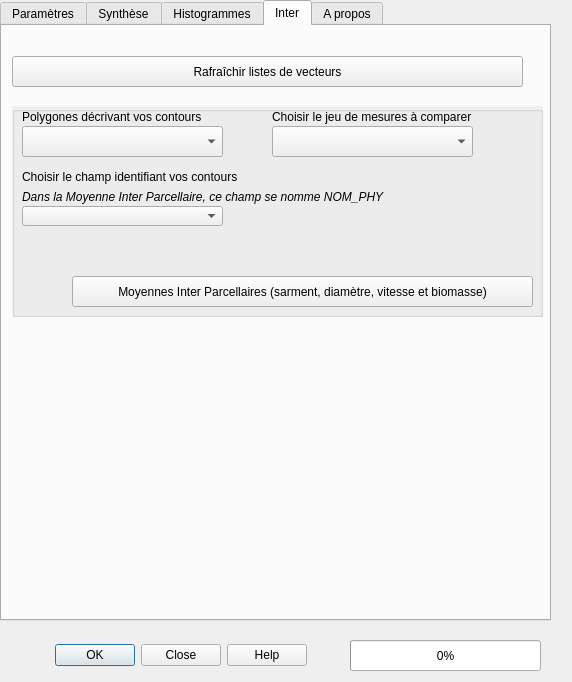
First picture: the form in Physiocap_dialog_base.ui, repository jhemmi/QgisPhysiocapPlugin, before the edit.
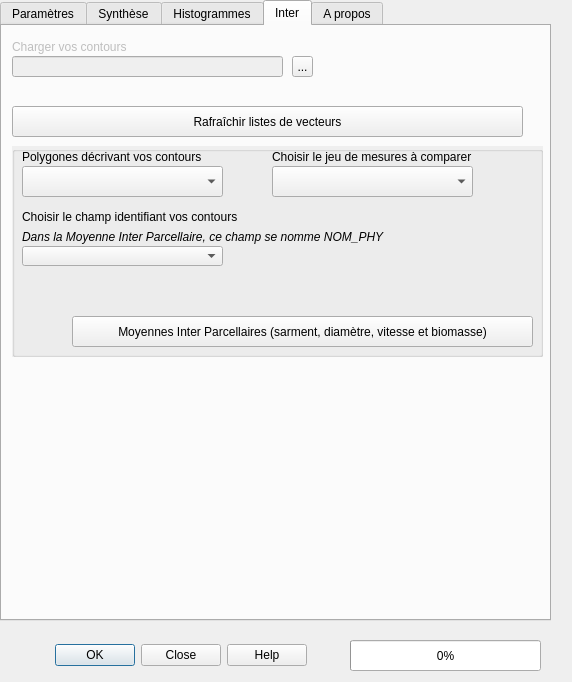
Second picture: the form after the edit. The open tabs and pages were chosen to show the change.

Patch:
```diff
--- a/Physiocap_dialog_base.ui
+++ b/Physiocap_dialog_base.ui
@@ -789,7 +789,7 @@
      <property name="geometry">
       <rect>
        <x>10</x>
-       <y>80</y>
+       <y>120</y>
        <width>531</width>
        <height>211</height>
       </rect>
@@ -963,7 +963,7 @@
      <property name="geometry">
       <rect>
        <x>10</x>
-       <y>30</y>
+       <y>80</y>
        <width>511</width>
        <height>31</height>
       </rect>
@@ -972,6 +972,51 @@
       <string>Rafraîchir listes de vecteurs</string>
      </property>
     </widget>
+    <widget class="QLabel" name="lab_71">
+     <property name="enabled">
+      <bool>false</bool>
+     </property>
+     <property name="geometry">
+      <rect>
+       <x>10</x>
+       <y>10</y>
+       <width>321</width>
+       <height>21</height>
+      </rect>
+     </property>
+     <property name="text">
+      <string>Charger vos contours</string>
+     </property>
+    </widget>
+    <widget class="QToolButton" name="toolButtonContour">
+     <property name="enabled">
+      <bool>true</bool>
+     </property>
+     <property name="geometry">
+      <rect>
+       <x>290</x>
+       <y>30</y>
+       <width>21</width>
+       <height>21</height>
+      </rect>
+     </property>
+     <property name="text">
+      <string>...</string>
+     </property>
+    </widget>
+    <widget class="QLineEdit" name="lineEditContours">
+     <property name="enabled">
+      <bool>false</bool>
+     </property>
+     <property name="geometry">
+      <rect>
+       <x>10</x>
+       <y>30</y>
+       <width>271</width>
+       <height>21</height>
+      </rect>
+     </property>
+    </widget>
    </widget>
    <widget class="QWidget" name="tabAide">
     <attribute name="title">
```
Left out of the diff: 10 changed lines with no effect on the pictures.
